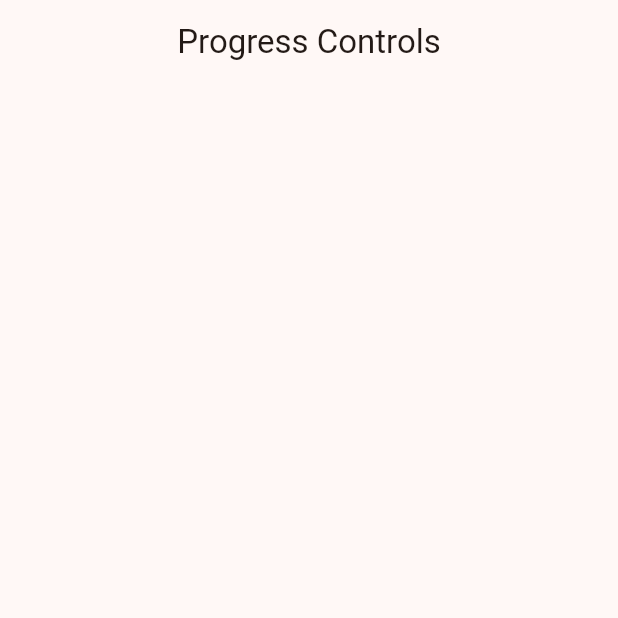
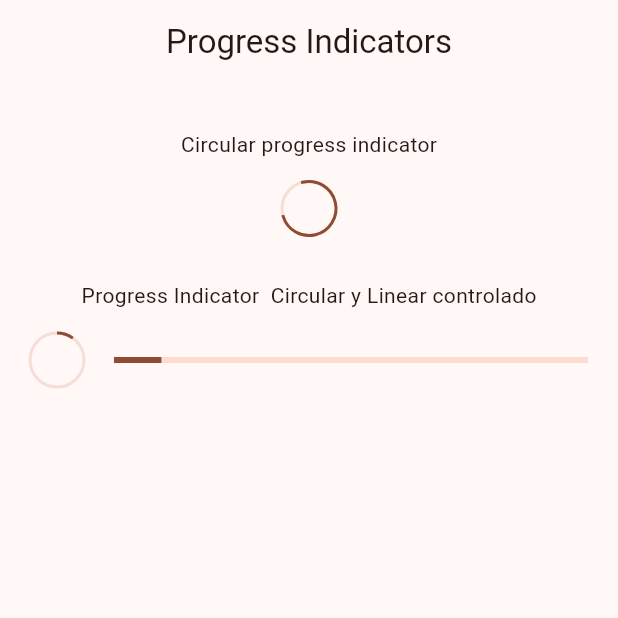
Before and after one commit to RoberSerr/flutter_app_widgets, a Flutter app: the ProgressScreen screen opened by its route, on a phone screen of 412 x 824 dp, the top half of it. Run offline on Flutter 3.47's test engine with Material 2 defaults, Android fonts, the phone set to English and light mode, and no system bars; our stand-ins replace go_router.

Commit message:
Pregress indicators finished

```diff
--- a/lib/config/menu/menu_items.dart
+++ b/lib/config/menu/menu_items.dart
@@ -60,7 +60,7 @@ const appMenuItems = <MenuItem> [
 
   // Progress
   MenuItem(
-    title: 'Progress controls',
+    title: 'Progress Indicators',
     subtitle: 'Barras y controles de progreso',
     route: '/progress',
     icon: Icons.rocket_launch_sharp
--- a/lib/presentation/screens/progress/progress_screen.dart
+++ b/lib/presentation/screens/progress/progress_screen.dart
@@ -10,8 +10,79 @@ class ProgressScreen extends StatelessWidget {
   Widget build(BuildContext context) {
     return Scaffold(
       appBar: AppBar(
-        title: const Text('Progress Controls'),
+        title: const Text('Progress Indicators'),
+      ),
+      body: const _ProgressView(),
+    );
+  }
+}
+
+class _ProgressView extends StatelessWidget {
+  const _ProgressView();
+
+  @override
+  Widget build(BuildContext context) {
+
+    final colors = Theme.of(context).colorScheme;
+
+    return Center(
+      child: Column(
+        children: [
+          const SizedBox(height: 30),
+          const Text('Circular progress indicator'),
+          const SizedBox(height: 15),
+          CircularProgressIndicator(
+            strokeWidth: 2,
+            backgroundColor: colors.surfaceVariant,
+          ),
+          const SizedBox(height: 30),
+          const Text('Progress Indicator  Circular y Linear controlado'),
+          const SizedBox(height: 15),
+          const _ControlledProgressIndicator()
+        ],
       ),
     );
   }
 }
+
+class _ControlledProgressIndicator extends StatelessWidget {
+  const _ControlledProgressIndicator();
+
+  @override
+  Widget build(BuildContext context) {
+
+    final colors = Theme.of(context).colorScheme;
+
+    return StreamBuilder(
+
+      stream: Stream.periodic(
+          const Duration( milliseconds: 300 ),
+          (value) => (value * 2) /100
+        ).takeWhile((value) => value < 100),
+      builder: (context, snapshot) {
+
+        final progressValue = snapshot.data ?? 0;
+
+        return Padding(
+          padding: const EdgeInsets.symmetric( horizontal: 20),
+          child: Row(
+            mainAxisAlignment: MainAxisAlignment.center,
+            children: [
+              CircularProgressIndicator(
+                value: progressValue,
+                strokeWidth: 2,
+                backgroundColor: colors.surfaceVariant,
+              ),
+              const SizedBox(width: 20),
+              Expanded(
+                child: LinearProgressIndicator(
+                  value: progressValue,
+                )
+              )
+            ],
+          ),
+        );
+      }
+    );
+  }
+}
```
